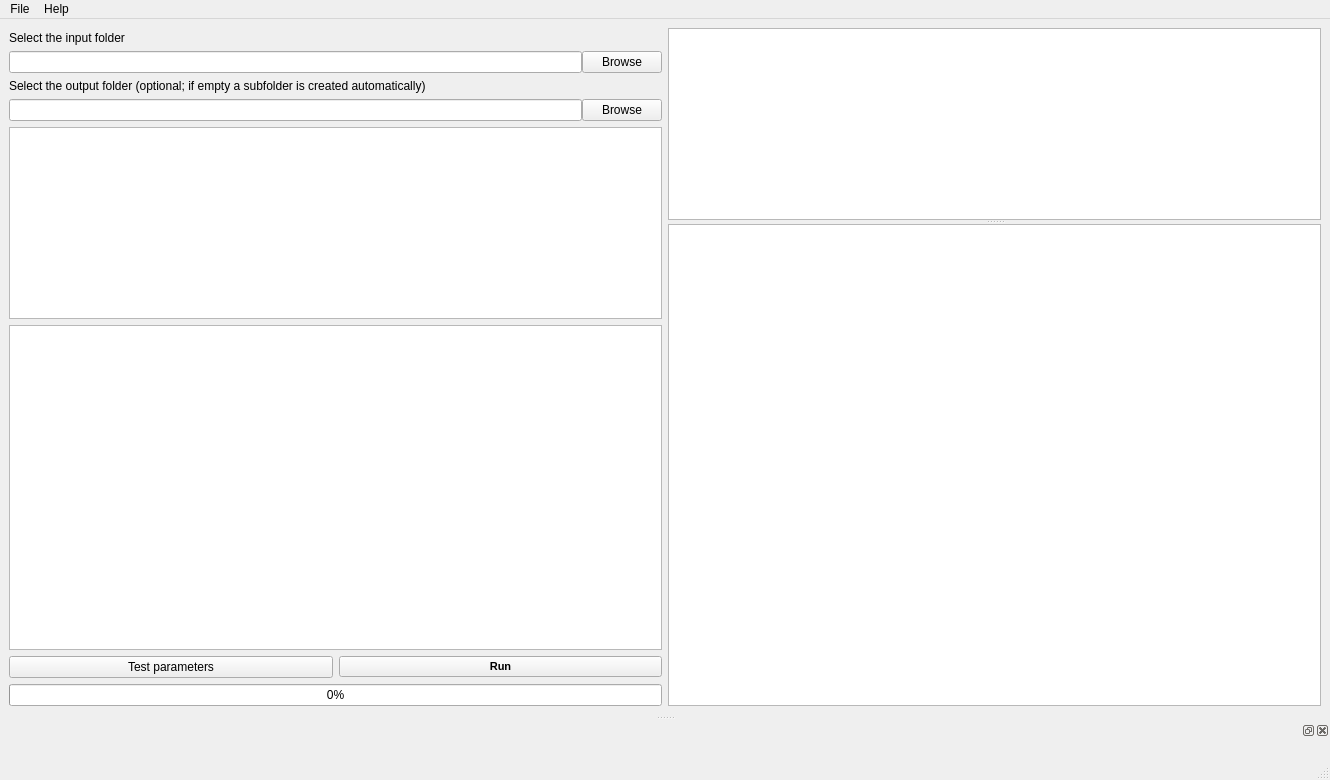
First picture: the form in src/main/resources/base/form.ui, repository ElsevierSoftwareX/SOFTX-D-21-00010, before the edit.
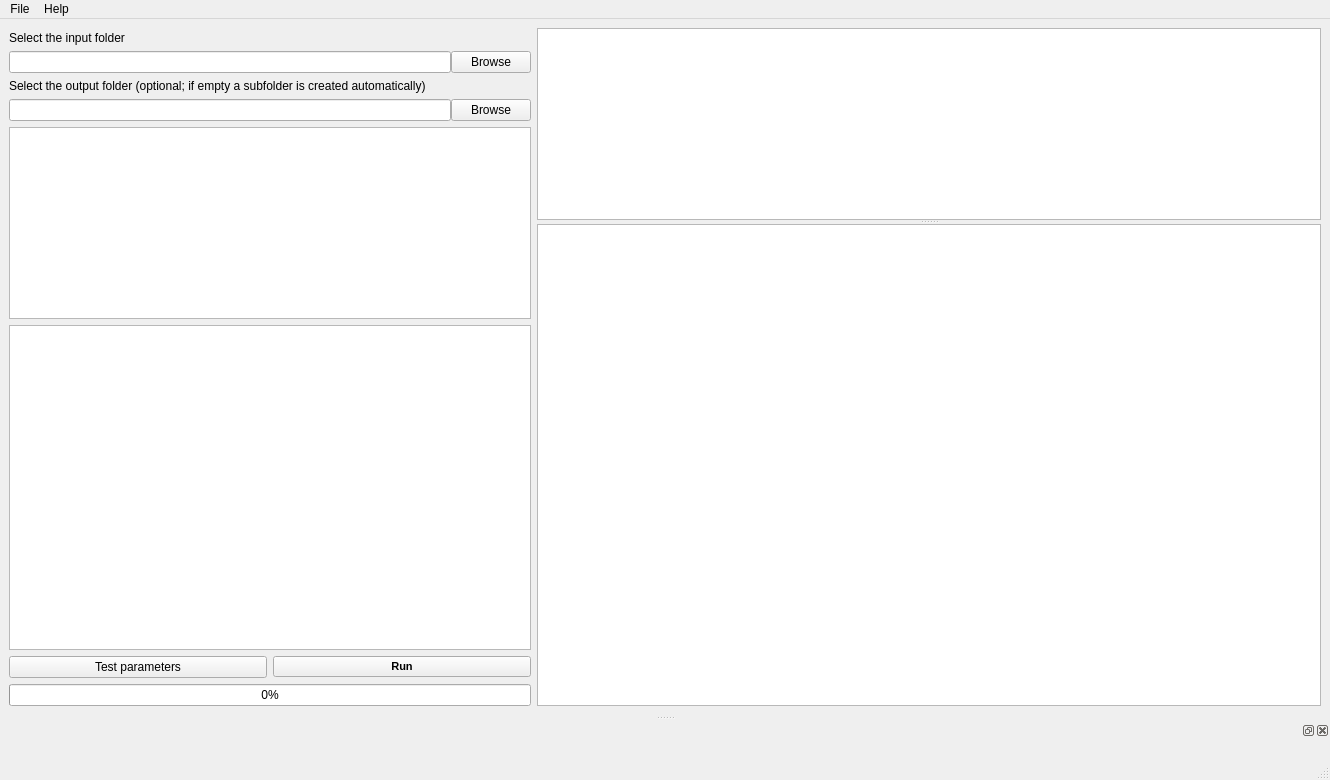
Second picture: the form after the edit. Custom widgets are drawn as their Qt base class.

Commit message: Change the relative stretching of the left and right columns of the UI.

Patch:
```diff
--- a/src/main/resources/base/form.ui
+++ b/src/main/resources/base/form.ui
@@ -22,7 +22,7 @@
   <widget class="QWidget" name="centralwidget">
    <layout class="QGridLayout" name="gridLayout">
     <item row="0" column="0">
-     <layout class="QHBoxLayout" name="horizontalLayout_Main">
+     <layout class="QHBoxLayout" name="horizontalLayout_Main" stretch="2,3">
       <item>
        <layout class="QVBoxLayout" name="verticalLayout_Left_Column">
         <property name="sizeConstraint">
```
Left out of the diff: 3 changed lines with no effect on the pictures.
